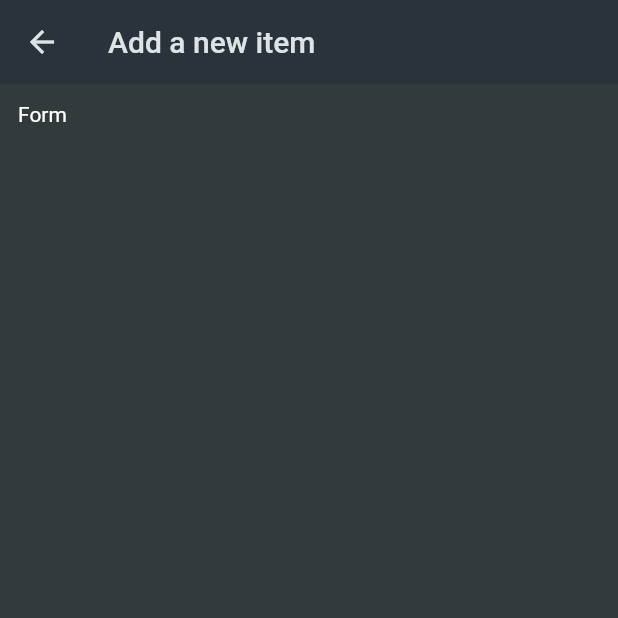
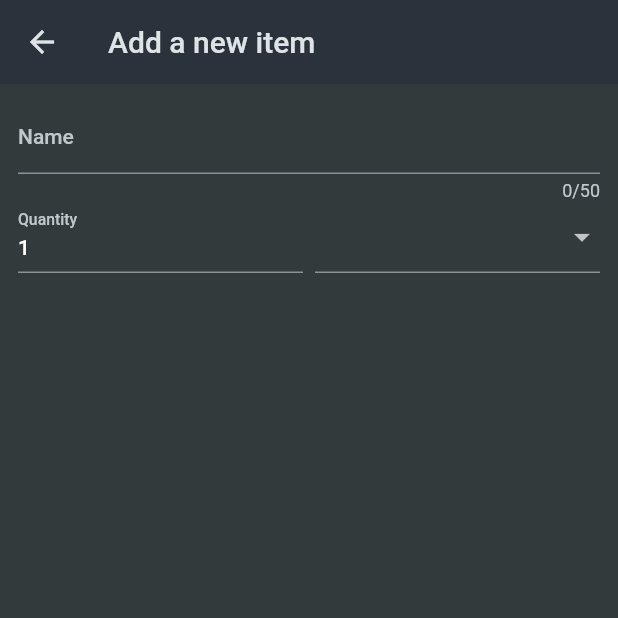
Before and after one commit to davidecarizzoni/shopping_list_app, a Flutter app: the NewItem screen opened directly, on a phone screen of 412 x 824 dp, the top half of it. Run offline on Flutter 3.47's test engine with Material 2 defaults, Android fonts, the phone set to English and light mode, and no system bars.

Commit message:
feat(init)

```diff
--- a/lib/widgets/new_item.dart
+++ b/lib/widgets/new_item.dart
@@ -1,4 +1,5 @@
 import 'package:flutter/material.dart';
+import 'package:shopping_list_app/data/categories.dart';
 
 class NewItem extends StatefulWidget {
   const NewItem({super.key});
@@ -16,9 +17,63 @@ class _NewItemState extends State<NewItem> {
       appBar: AppBar(
         title: const Text('Add a new item'),
       ),
-      body: const Padding(
-        padding: EdgeInsets.all(12),
-        child: Text('Form'),
+      body: Padding(
+        padding: const EdgeInsets.all(12),
+        child: Form(
+          child: Column(
+            children: [
+              TextFormField(
+                maxLength: 50,
+                decoration: const InputDecoration(
+                  label: Text('Name'),
+                ),
+                validator: (value) {
+                  return 'Demo ...';
+                },
+              ),
+              Row(
+                children: [
+                  Expanded(
+                    child: TextFormField(
+                      // text input must be in vertical container or wrapped with expanded
+                      decoration: const InputDecoration(
+                        label: Text('Quantity'),
+                      ),
+                      initialValue: '1',
+                    ),
+                  ),
+                  const SizedBox(
+                    width: 8,
+                  ),
+                  Expanded(
+                    child: DropdownButtonFormField(
+                      items: [
+                        for (final category in categories.entries)
+                          DropdownMenuItem(
+                            value: category.key,
+                            child: Row(
+                              children: [
+                                Container(
+                                  width: 16,
+                                  height: 16,
+                                  color: category.value.color,
+                                ),
+                                const SizedBox(
+                                  width: 6,
+                                ),
+                                Text(category.value.title)
+                              ],
+                            ),
+                          )
+                      ],
+                      onChanged: (newValue) {},
+                    ),
+                  )
+                ],
+              )
+            ],
+          ),
+        ),
       ),
     );
   }
```
